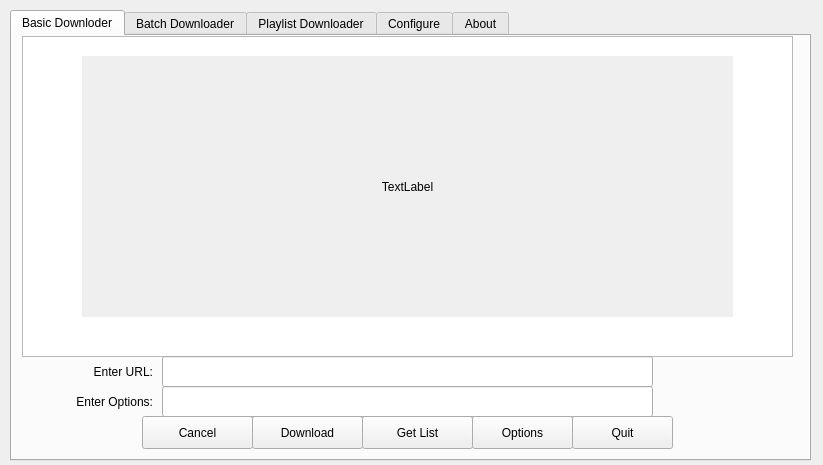
mhogomchungu/media-downloader, file src/mainwindow.ui: the form before one commit.
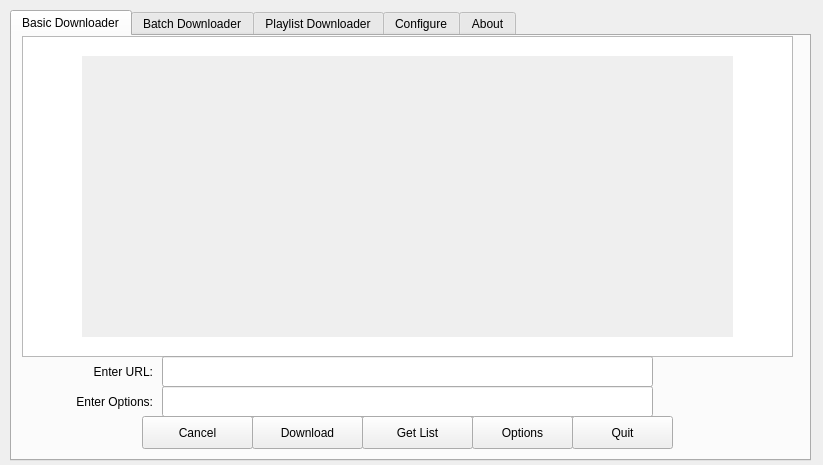
The form after the commit.

Diff of the .ui file:
```diff
--- a/src/mainwindow.ui
+++ b/src/mainwindow.ui
@@ -28,7 +28,7 @@
     </property>
     <widget class="QWidget" name="tabBasickDownloader">
      <attribute name="title">
-      <string>Basic Downloder</string>
+      <string>Basic Downloader</string>
      </attribute>
      <widget class="QPlainTextEdit" name="plainTextEdit">
       <property name="geometry">
@@ -169,14 +169,14 @@
         <x>70</x>
         <y>20</y>
         <width>651</width>
-        <height>261</height>
+        <height>281</height>
        </rect>
       </property>
       <property name="autoFillBackground">
        <bool>true</bool>
       </property>
       <property name="text">
-       <string>TextLabel</string>
+       <string/>
       </property>
       <property name="alignment">
        <set>Qt::AlignCenter</set>
```
